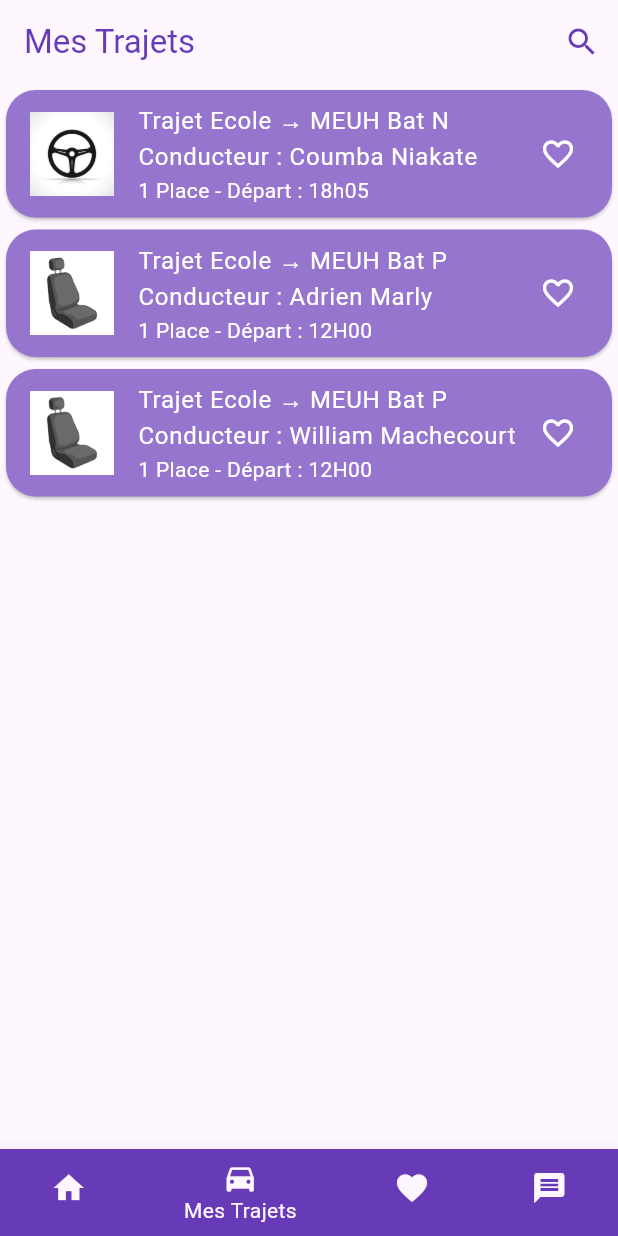
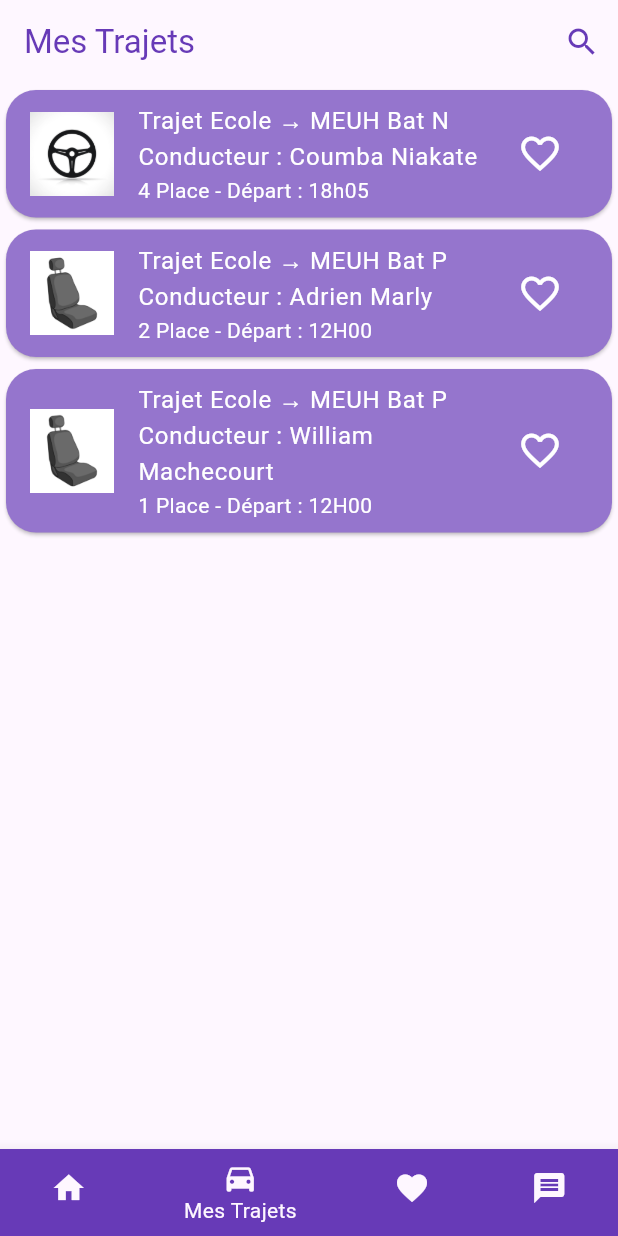
Before and after one commit to EmMEUHnez-moi/App, a Flutter app: the screen it shows after launch, item 2 of the bottom bar chosen, on a phone screen of 412 x 824 dp. Run offline on Flutter 3.47's test engine with Material 3 defaults, Android fonts, the light colour scheme and no system bars; our stand-ins replace equatable, flutter_bloc.

Commit message:
visuel du bouton favoris sur les cards de trajets (problème : l’état ne se sauvegarde pas) / compteur pour le nombre de places disponibles dans les voitures pour pas pouvoir réserver à l’infini (+-1 places si on annule ou réserve) et bouton annuler si déjà réservé (problème : l’état ne se sauvegarde pas)

```diff
--- a/lib/Accueil/view/accueil_view.dart
+++ b/lib/Accueil/view/accueil_view.dart
@@ -3,7 +3,6 @@ import 'package:flutter/material.dart';
 import 'package:emmeuhnez_moi_app/accueil/widget/button_accueil.dart';
 import 'package:emmeuhnez_moi_app/trajets/view/new_trajet_view.dart';
 import 'package:emmeuhnez_moi_app/profil/view/profil_view.dart';
-import 'package:emmeuhnez_moi_app/trajets/view/trajet_detail_view.dart';
 
 class AccueilView extends StatefulWidget {
   const AccueilView({super.key});
@@ -19,6 +18,7 @@ class AccueilViewState extends State<AccueilView> {
       "Date": "18h05",
       "Lieu Départ": "Ecole",
       "Lieu arrivé": "MEUH Bat N",
+      "Nombre de places": "4",
       "avatar": "volant",
     },
     {
@@ -26,6 +26,7 @@ class AccueilViewState extends State<AccueilView> {
       "Date": "12H00",
       "Lieu Départ": "Ecole",
       "Lieu arrivé": "MEUH Bat P",
+      "Nombre de places": "2",
       "avatar": "Siege",
     }
   ];
@@ -128,7 +129,7 @@ class CustomSearchDelegate extends SearchDelegate {
         var trajet = matchQuery[index];
         return ListTile(
           title: Text('${trajet["Lieu Départ"]} → ${trajet["Lieu arrivé"]}'),
-          subtitle: Text('Conducteur: ${trajet["Conducteur"]} - Départ: ${trajet["Date"]}'),
+          subtitle: Text('Conducteur: ${trajet["Conducteur"]} - Départ: ${trajet["Date"]}    Places disponibles: ${trajet["Nombre de places"]}'),
         );
       },
     );
--- a/lib/Accueil/widget/card.dart
+++ b/lib/Accueil/widget/card.dart
@@ -1,7 +1,6 @@
+import 'package:emmeuhnez_moi_app/trajets/view/trajet_detail_view.dart';
 import 'package:flutter/material.dart';
-import 'package:emmeuhnez_moi_app/trajets/view/trajet_detail_view.dart';
 
-// Fonctions actions de l'icon more dans Card
 void reserverTrajet(Map<String, String> Details) {
   // mettre le trajet dans mes trajets + occupe une place dans la voiture (liste avec les noms des passagers)
 }
@@ -24,11 +23,13 @@ void infoprofil(Map<String, String> Details) {
 
 class TrajetCard extends StatelessWidget {
   final Map<String, String> trajetDetails;
+  final ValueNotifier<bool> isFavorited = ValueNotifier(false); // Utilisation de ValueNotifier
+
 /*  final List<Function> actions;
   final String actionLabel1;
   final String actionLabel2;*/
 
-  const TrajetCard({
+  TrajetCard({
     super.key,
     required this.trajetDetails,
     /*required this.actions,
@@ -43,6 +44,7 @@ class TrajetCard extends StatelessWidget {
     final date = trajetDetails['Date']!;
     final lieudepart = trajetDetails['Lieu Départ']!;
     final lieuarrive = trajetDetails['Lieu arrivé']!;
+    final nbplaces = trajetDetails["Nombre de places"]!;
 
     return Card(
       shape: RoundedRectangleBorder(borderRadius: BorderRadius.circular(20)),
@@ -53,11 +55,33 @@ class TrajetCard extends StatelessWidget {
           'Trajet $lieudepart → $lieuarrive\nConducteur : $conducteur',
           style: TextStyle(color: Colors.white),
         ),
-        subtitle: Text('1 Place - Départ : $date',
+        subtitle: Text('$nbplaces Place - Départ : $date',
             style: TextStyle(color: Colors.white)),
         trailing:
             // mettre conditions si dans favoris coeur plein sinon coeur vide
-            const Icon(Icons.favorite_border, color: Colors.white),
+            //const Icon(Icons.more, color: Colors.white),
+            ValueListenableBuilder<bool>(
+          valueListenable: isFavorited,  // On écoute les changements de la valeur
+          builder: (context, isFavorited, child) {
+            return IconButton(
+              icon: Icon(
+                isFavorited ? Icons.favorite : Icons.favorite_border,
+                color: Colors.white,
+                size: 30,
+              ),
+              onPressed: () {
+                // Inverser l'état du favori
+                isFavorited = !isFavorited;
+                // Afficher un message via SnackBar
+                ScaffoldMessenger.of(context).showSnackBar(
+                  SnackBar(content: Text(isFavorited ? 'Ajouté aux favoris !' : 'Retiré des favoris !')),
+                );
+                // Actualiser la valeur dans ValueNotifier
+                this.isFavorited.value = isFavorited;
+              },
+            );
+          },
+        ),
         onTap: () {
           openTrajetDetails(context, trajetDetails);
         },
--- a/lib/favoris/view/trajet_fav_view.dart
+++ b/lib/favoris/view/trajet_fav_view.dart
@@ -15,6 +15,7 @@ class TrajetfavViewState extends State<TrajetfavView> {
       "Date": "18h05",
       "Lieu Départ": "Ecole",
       "Lieu arrivé": "MEUH Bat N",
+      "Nombre de places": "4",
       "avatar": "volant",
     },
     {
@@ -22,6 +23,7 @@ class TrajetfavViewState extends State<TrajetfavView> {
       "Date": "12H00",
       "Lieu Départ": "Ecole",
       "Lieu arrivé": "MEUH Bat P",
+      "Nombre de places": "2",
       "avatar": "Siege",
     }
   ];
--- a/lib/profil/view/profil_view.dart
+++ b/lib/profil/view/profil_view.dart
@@ -1,4 +1,3 @@
-import 'package:emmeuhnez_moi_app/Accueil/widget/button_accueil.dart';
 import 'package:emmeuhnez_moi_app/trajets/widget/champforumlaire_picker.dart';
 import 'package:emmeuhnez_moi_app/profil/view/connexion_view.dart';
 import 'package:emmeuhnez_moi_app/trajets/widget/dropdownlist.dart';
--- a/lib/profil/view/register_view.dart
+++ b/lib/profil/view/register_view.dart
@@ -80,8 +80,6 @@ class _RegisterSuiteViewState extends State<RegisterSuiteView> {
   final TextEditingController _dateOfBirthController = TextEditingController();
   final TextEditingController _phoneNumberController = TextEditingController();
 
-  final _formKey = GlobalKey<FormState>();
-
   @override
   Widget build(BuildContext context) {
     return Scaffold(
--- a/lib/trajets/view/new_trajet_view.dart
+++ b/lib/trajets/view/new_trajet_view.dart
@@ -18,7 +18,6 @@ class _NewTrajetViewState extends State<NewTrajetView> {
   final TextEditingController _dateController = TextEditingController();
   final TextEditingController _horaireController = TextEditingController();
   final TextEditingController _placesdispoController = TextEditingController();
-  final TextEditingController _lieurdvController = TextEditingController();
 
   final _formKey = GlobalKey<FormState>();
 
@@ -67,11 +66,6 @@ class _NewTrajetViewState extends State<NewTrajetView> {
                     texteduchamp: '',
                     cacheoupas: false,
                     controller: _placesdispoController),
-                ChampFormulaire(
-                    label: "Lieu de RDV",
-                    texteduchamp: '',
-                    cacheoupas: false,
-                    controller: _lieurdvController),
                 Center(
                   child: PriveouPublic(),
                 ),
--- a/lib/trajets/view/trajets_view.dart
+++ b/lib/trajets/view/trajets_view.dart
@@ -16,6 +16,7 @@ class TrajetsViewState extends State<TrajetsView> {
       "Date": "18h05",
       "Lieu Départ": "Ecole",
       "Lieu arrivé": "MEUH Bat N",
+      "Nombre de places": "4",
       "avatar": "volant",
     },
     {
@@ -23,6 +24,7 @@ class TrajetsViewState extends State<TrajetsView> {
       "Date": "12H00",
       "Lieu Départ": "Ecole",
       "Lieu arrivé": "MEUH Bat P",
+      "Nombre de places": "2",
       "avatar": "Siege",
     },
     {
@@ -30,6 +32,7 @@ class TrajetsViewState extends State<TrajetsView> {
       "Date": "12H00",
       "Lieu Départ": "Ecole",
       "Lieu arrivé": "MEUH Bat P",
+      "Nombre de places": "1",
       "avatar": "Siege",
     }
   ];
@@ -115,7 +118,7 @@ class CustomSearchDelegate extends SearchDelegate {
         return ListTile(
           title: Text('${trajet["Lieu Départ"]} → ${trajet["Lieu arrivé"]}'),
           subtitle: Text(
-              'Conducteur: ${trajet["Conducteur"]} - Départ: ${trajet["Date"]}'),
+              'Conducteur: ${trajet["Conducteur"]} - Départ: ${trajet["Date"]}    Places disponibles: ${trajet["Nombre de places"]}'),
           onTap: () {
             openTrajetDetails(context, trajet);
           },
--- a/pubspec.yaml
+++ b/pubspec.yaml
@@ -39,6 +39,7 @@ dependencies:
   socket_io_client: ^3.0.2
   json_annotation: ^4.9.0
   http: ^1.3.0
+  shared_preferences: ^2.5.3
 
 dev_dependencies:
   flutter_test:
```
Also changed, not shown: lib/main.dart (+0 -15 lines), lib/message/view/message_view.dart (+12 -1 lines), lib/trajets/view/trajet_detail_view.dart (+61 -15 lines), pubspec.lock, 1 other file.
